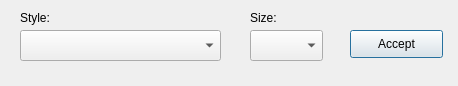
Above: EditorTexto/fontdialog.ui from Antoniolm/Editor_Texto-Qt5 before the change. Below: the same form after it.
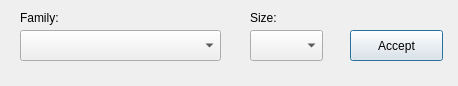
That is the form after the change.

Diff of the .ui file:
```diff
--- a/EditorTexto/fontdialog.ui
+++ b/EditorTexto/fontdialog.ui
@@ -33,7 +33,7 @@
     </rect>
    </property>
    <property name="text">
-    <string>Style:</string>
+    <string>Family:</string>
    </property>
   </widget>
   <widget class="QLabel" name="label_2">
@@ -65,7 +65,7 @@
      <x>350</x>
      <y>30</y>
      <width>93</width>
-     <height>28</height>
+     <height>31</height>
     </rect>
    </property>
    <property name="text">
```
Left out of the diff: 8 changed lines with no effect on the pictures.
